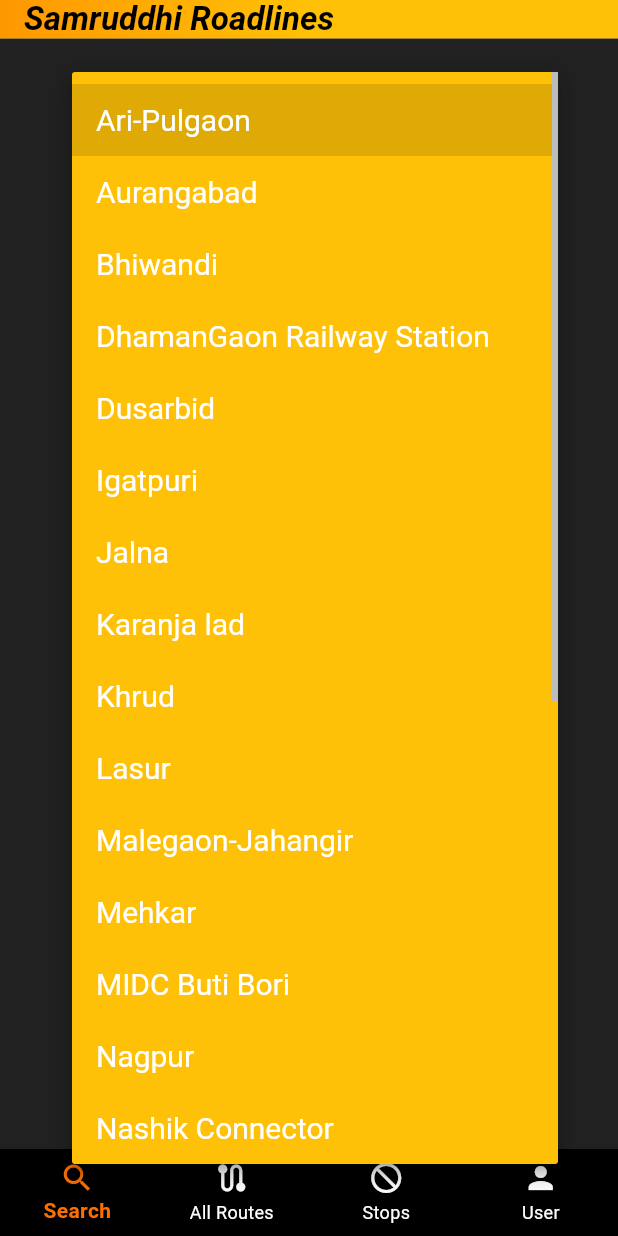
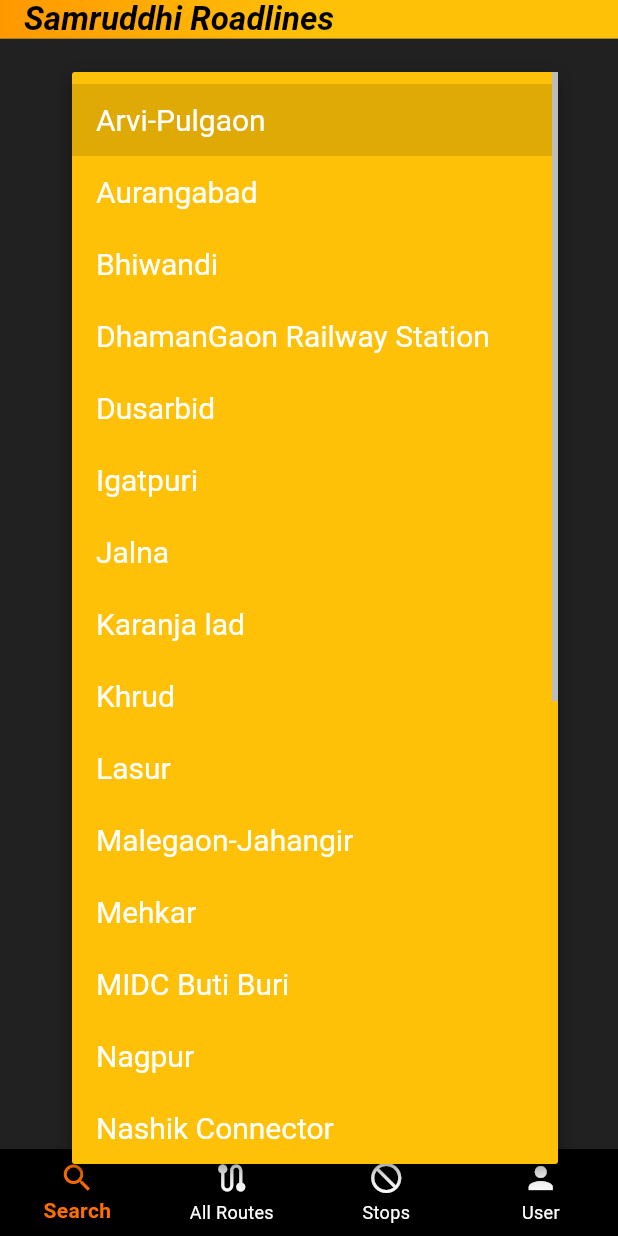
Before and after one commit to COffeebean2610/Project-SHW, a Flutter app: the screen it shows once a user with an empty profile is signed in, after a tap on "Select From", on a phone screen of 412 x 824 dp. Run offline on Flutter 3.47's test engine with Material 3 defaults, Android fonts, the phone set to English and light mode, and no system bars; our stand-ins replace cloud_firestore, firebase_auth, firebase_core, fluttertoast, geolocator, google_sign_in; accounts and stored records are empty; network calls fail; Roboto replaces fonts that are missing (Times New Roman).

Commit message:
spelling check

```diff
--- a/lib/search_screen/search_screen.dart
+++ b/lib/search_screen/search_screen.dart
@@ -19,7 +19,7 @@ class SearchScreenState extends State<SearchScreen> {
   late List<MapLoc> products;
   List listItems = [
 
-    "Ari-Pulgaon",
+    "Arvi-Pulgaon",
     "Aurangabad",
     "Bhiwandi",
     "DhamanGaon Railway Station",
@@ -31,7 +31,7 @@ class SearchScreenState extends State<SearchScreen> {
     "Lasur",
     "Malegaon-Jahangir",
     "Mehkar",
-    "MIDC Buti Bori",
+    "MIDC Buti Buri",
     "Nagpur",
     "Nashik Connector",
     "Seloo Bazar",
```
